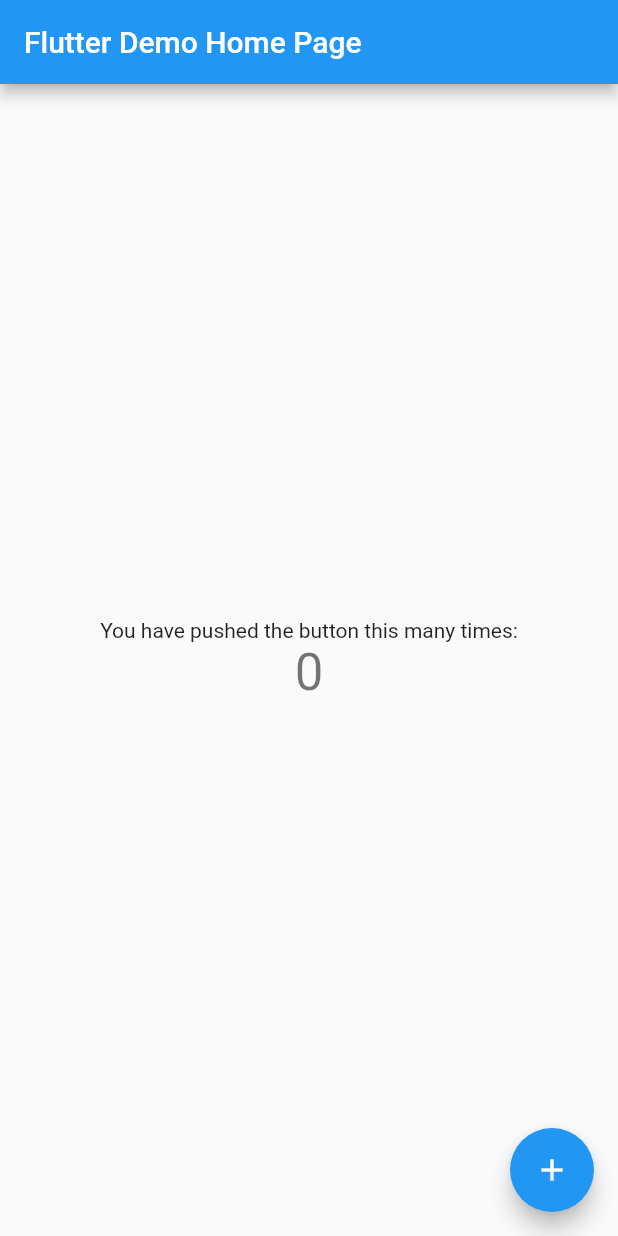
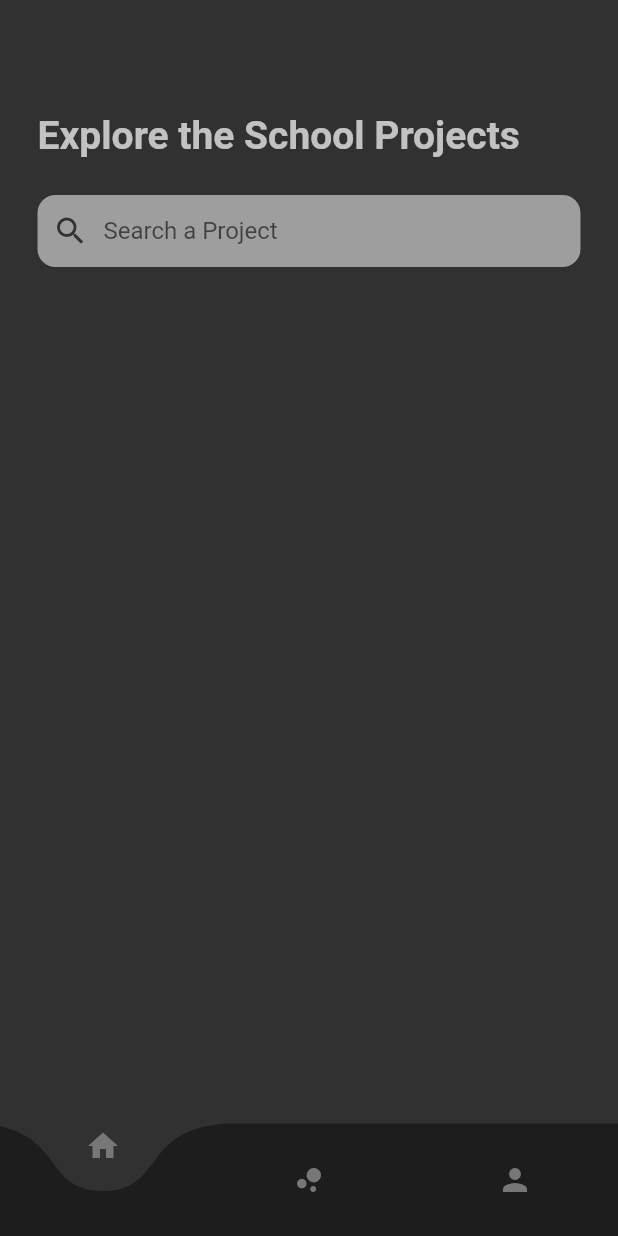
Before and after one commit to icedany36/SavoiaHub, a Flutter app: the screen it shows after launch, on a phone screen of 412 x 824 dp. Run offline on Flutter 3.47's test engine with Material 2 defaults, Android fonts, the phone set to English and light mode, and no system bars; drawn by our look-alikes of curved_navigation_bar; our stand-ins replace google_fonts.

Commit message:
Created Projects Screen

```diff
--- a/lib/main.dart
+++ b/lib/main.dart
@@ -1,115 +1,19 @@
 import 'package:flutter/material.dart';
+import 'package:google_fonts/google_fonts.dart';
+import 'package:savoiahub/screens/Projects.dart';
 
-void main() {
-  runApp(const MyApp());
-}
+void main() => runApp(const MyApp());
 
 class MyApp extends StatelessWidget {
   const MyApp({super.key});
 
-  // This widget is the root of your application.
+  // This widget is the root of the application
   @override
   Widget build(BuildContext context) {
-    return MaterialApp(
-      title: 'Flutter Demo',
-      theme: ThemeData(
-        // This is the theme of your application.
-        //
-        // Try running your application with "flutter run". You'll see the
-        // application has a blue toolbar. Then, without quitting the app, try
-        // changing the primarySwatch below to Colors.green and then invoke
-        // "hot reload" (press "r" in the console where you ran "flutter run",
-        // or simply save your changes to "hot reload" in a Flutter IDE).
-        // Notice that the counter didn't reset back to zero; the application
-        // is not restarted.
-        primarySwatch: Colors.blue,
-      ),
-      home: const MyHomePage(title: 'Flutter Demo Home Page'),
-    );
+    return const MaterialApp(
+        debugShowCheckedModeBanner: false,
+        title: 'SavoiaHub',
+        // theme: ThemeData(fontFamily: GoogleFonts.openSans().fontFamily),
+        home: Projects());
   }
 }
-
-class MyHomePage extends StatefulWidget {
-  const MyHomePage({super.key, required this.title});
-
-  // This widget is the home page of your application. It is stateful, meaning
-  // that it has a State object (defined below) that contains fields that affect
-  // how it looks.
-
-  // This class is the configuration for the state. It holds the values (in this
-  // case the title) provided by the parent (in this case the App widget) and
-  // used by the build method of the State. Fields in a Widget subclass are
-  // always marked "final".
-
-  final String title;
-
-  @override
-  State<MyHomePage> createState() => _MyHomePageState();
-}
-
-class _MyHomePageState extends State<MyHomePage> {
-  int _counter = 0;
-
-  void _incrementCounter() {
-    setState(() {
-      // This call to setState tells the Flutter framework that something has
-      // changed in this State, which causes it to rerun the build method below
-      // so that the display can reflect the updated values. If we changed
-      // _counter without calling setState(), then the build method would not be
-      // called again, and so nothing would appear to happen.
-      _counter++;
-    });
-  }
-
-  @override
-  Widget build(BuildContext context) {
-    // This method is rerun every time setState is called, for instance as done
-    // by the _incrementCounter method above.
-    //
-    // The Flutter framework has been optimized to make rerunning build methods
-    // fast, so that you can just rebuild anything that needs updating rather
-    // than having to individually change instances of widgets.
-    return Scaffold(
-      appBar: AppBar(
-        // Here we take the value from the MyHomePage object that was created by
-        // the App.build method, and use it to set our appbar title.
-        title: Text(widget.title),
-      ),
-      body: Center(
-        // Center is a layout widget. It takes a single child and positions it
-        // in the middle of the parent.
-        child: Column(
-          // Column is also a layout widget. It takes a list of children and
-          // arranges them vertically. By default, it sizes itself to fit its
-          // children horizontally, and tries to be as tall as its parent.
-          //
-          // Invoke "debug painting" (press "p" in the console, choose the
-          // "Toggle Debug Paint" action from the Flutter Inspector in Android
-          // Studio, or the "Toggle Debug Paint" command in Visual Studio Code)
-          // to see the wireframe for each widget.
-          //
-          // Column has various properties to control how it sizes itself and
-          // how it positions its children. Here we use mainAxisAlignment to
-          // center the children vertically; the main axis here is the vertical
-          // axis because Columns are vertical (the cross axis would be
-          // horizontal).
-          mainAxisAlignment: MainAxisAlignment.center,
-          children: <Widget>[
-            const Text(
-              'You have pushed the button this many times:',
-            ),
-            Text(
-              '$_counter',
-              style: Theme.of(context).textTheme.headline4,
-            ),
-          ],
-        ),
-      ),
-      floatingActionButton: FloatingActionButton(
-        onPressed: _incrementCounter,
-        tooltip: 'Increment',
-        child: const Icon(Icons.add),
-      ), // This trailing comma makes auto-formatting nicer for build methods.
-    );
-  }
-}
--- /dev/null
+++ b/lib/screens/Projects.dart
@@ -0,0 +1,76 @@
+import 'package:curved_navigation_bar/curved_navigation_bar.dart';
+import 'package:flutter/src/widgets/container.dart';
+import 'package:flutter/src/widgets/framework.dart';
+import 'package:flutter/material.dart';
+
+class Projects extends StatelessWidget {
+  const Projects({super.key});
+
+  @override
+  Widget build(BuildContext context) {
+    return Scaffold(
+      // Navigation Bar
+      backgroundColor: Color.fromARGB(255, 49, 49, 49),
+      bottomNavigationBar: CurvedNavigationBar(
+          backgroundColor: Color.fromARGB(255, 49, 49, 49),
+          buttonBackgroundColor: Color.fromARGB(255, 49, 49, 49),
+          color: Color.fromARGB(255, 29, 29, 29),
+          items: const [
+            Icon(Icons.home, color: Color.fromARGB(255, 119, 119, 119)),
+            Icon(Icons.bubble_chart, color: Color.fromARGB(255, 119, 119, 119)),
+            Icon(Icons.person, color: Color.fromARGB(255, 119, 119, 119)),
+          ]),
+
+      body: Column(
+        crossAxisAlignment: CrossAxisAlignment.start,
+        children: [
+          const SizedBox(height: 75),
+
+          // Explore the Projects
+          const Padding(
+            padding: EdgeInsets.only(left: 25.0),
+            child: Text(
+              'Explore the School Projects',
+              style: TextStyle(
+                  fontWeight: FontWeight.bold,
+                  fontSize: 26,
+                  color: Colors.white70),
+            ),
+          ),
+
+          const SizedBox(height: 25),
+
+          Padding(
+            padding: const EdgeInsets.symmetric(horizontal: 25.0),
+            child: Container(
+              decoration: BoxDecoration(
+                color: Colors.grey,
+                border: null,
+                borderRadius: BorderRadius.circular(12),
+              ),
+              child: Row(
+                children: [
+                  Padding(
+                    padding: const EdgeInsets.symmetric(horizontal: 10.0),
+                    child: Container(
+                        height: 30,
+                        child: const Icon(Icons.search,
+                            color: Color.fromARGB(255, 49, 49, 49))),
+                  ),
+                  Expanded(
+                    child: TextField(
+                      decoration: InputDecoration(
+                        border: InputBorder.none,
+                        hintText: 'Search a Project',
+                      ),
+                    ),
+                  ),
+                ],
+              ),
+            ),
+          ),
+        ],
+      ),
+    );
+  }
+}
```
Also changed, not shown: lib/responsive.dart (added, +41 -0 lines), pubspec.yaml (+6 -4 lines), pubspec.lock, 3 other files.
